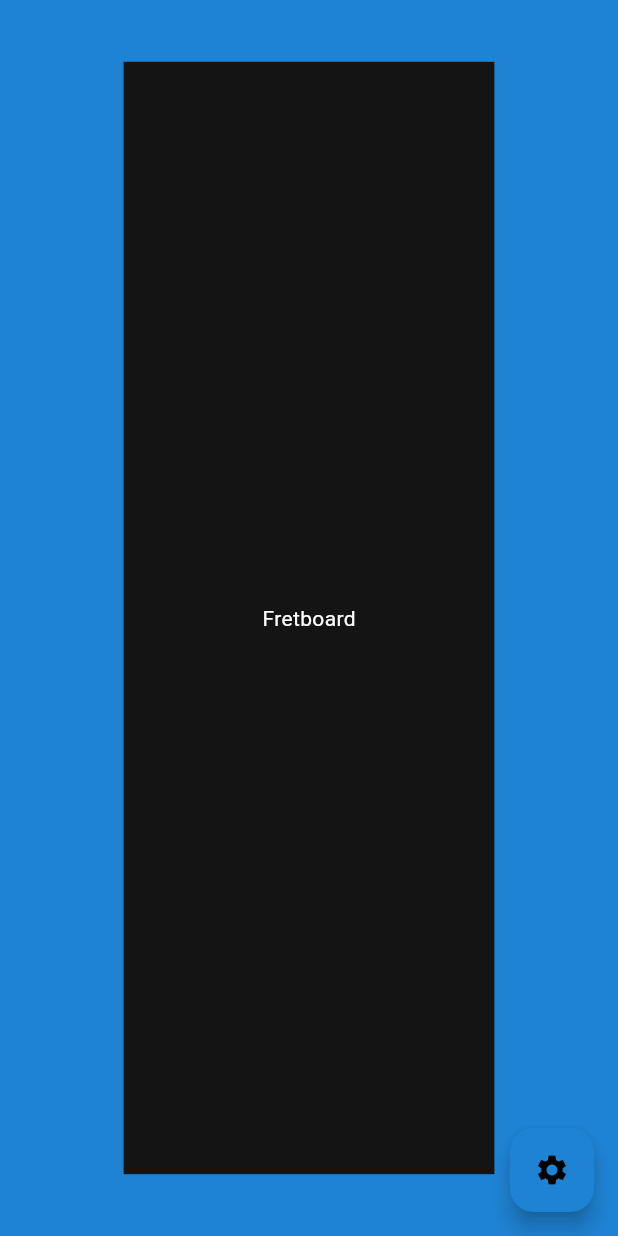
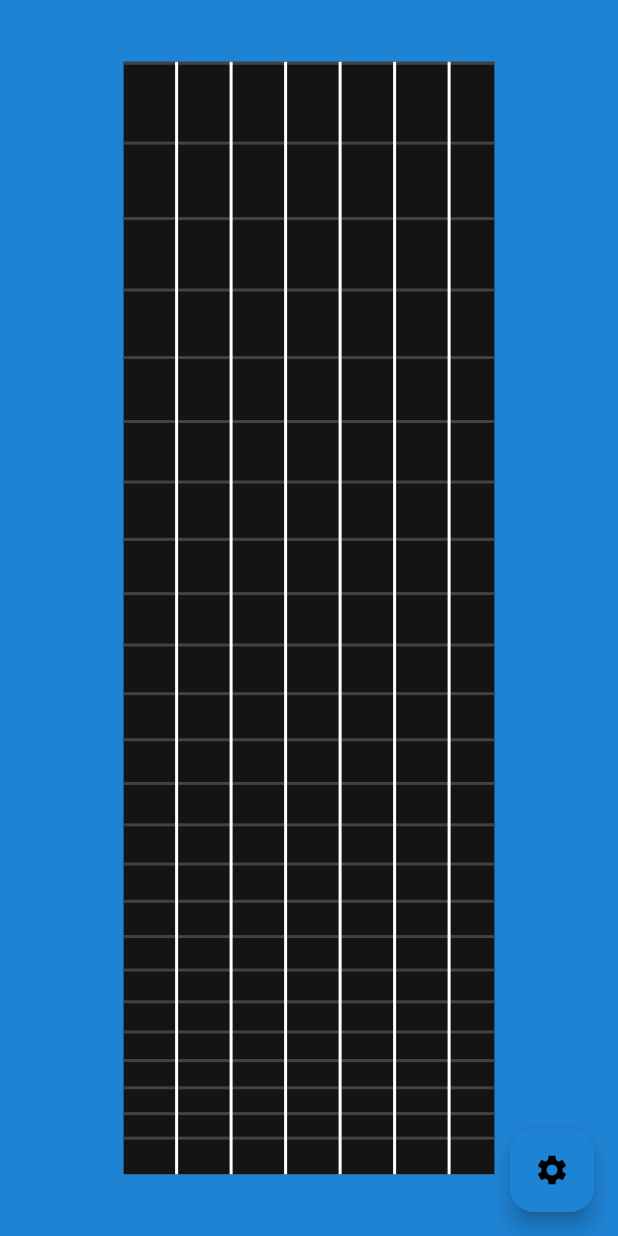
Before and after one commit to jacehalvorson/guitar_buddy, a Flutter app: the screen it shows after launch, after a tap on "Melody Spark", on a phone screen of 412 x 824 dp. Run offline on Flutter 3.47's test engine with Material 2 defaults, Android fonts, the light colour scheme and no system bars.

Commit message:
Fretboard

```diff
--- a/guitar_buddy/lib/fretboard.dart
+++ b/guitar_buddy/lib/fretboard.dart
@@ -12,12 +12,74 @@ class _FretboardState extends State<Fretboard> {
   Widget build(BuildContext context) {
     final screenHeight = MediaQuery.of(context).size.height;
     final screenWidth = MediaQuery.of(context).size.width;
+    final fretboardHeight = screenHeight * 0.9;
+    final fretboardWidth = screenWidth * 0.6;
+
+    // Length from nut to saddle
+    final scaleLength = fretboardHeight * 1.23;
+    // Fret division factor
+    const fdiv = 17.817;
+    const numFrets = 23;
+
+    final List<double> fretWidths =
+        calculateFretWidths(scaleLength, fdiv, numFrets);
 
     return Container(
-      width: screenWidth * 0.6,
-      height: screenHeight * 0.9,
+      width: fretboardWidth,
+      height: fretboardHeight,
       color: Theme.of(context).colorScheme.primary,
-      child: const Center(child: Text('Fretboard')),
+      child: Center(
+        child: Stack(
+          children: [
+            // Fret lines
+            Column(
+              children: List.generate(numFrets + 1, (index) {
+                return Padding(
+                    padding: (index < numFrets)
+                        ? EdgeInsets.only(bottom: fretWidths[index])
+                        : EdgeInsets.zero,
+                    child: Container(
+                        height: 2,
+                        width: fretboardWidth,
+                        color: Colors.grey[800]));
+              }),
+            ),
+
+            // Strings
+            Row(
+              children: List.generate(6, (index) {
+                return Padding(
+                    padding: EdgeInsets.only(left: fretboardWidth / 7.2),
+                    child: Container(
+                      height: fretboardHeight,
+                      width: 2,
+                      color: Colors.white,
+                    ));
+              }),
+            ),
+          ],
+        ),
+      ),
     );
   }
 }
+
+List<double> calculateFretWidths(
+    double scaleLength, double fdiv, int numFrets) {
+  // Width of first fret https://archive.siam.org/careers/pdf/guitar.pdf
+  double previousFretPosition = scaleLength / fdiv;
+
+  final fretWidths = <double>[previousFretPosition];
+
+  for (var i = 1; i < numFrets; i++) {
+    var fretPosition =
+        ((scaleLength - previousFretPosition) / fdiv) + previousFretPosition;
+    var fretWidth = fretPosition - previousFretPosition;
+
+    fretWidths.add(fretWidth);
+    previousFretPosition = fretPosition;
+  }
+
+  print(fretWidths);
+  return fretWidths;
+}
```
